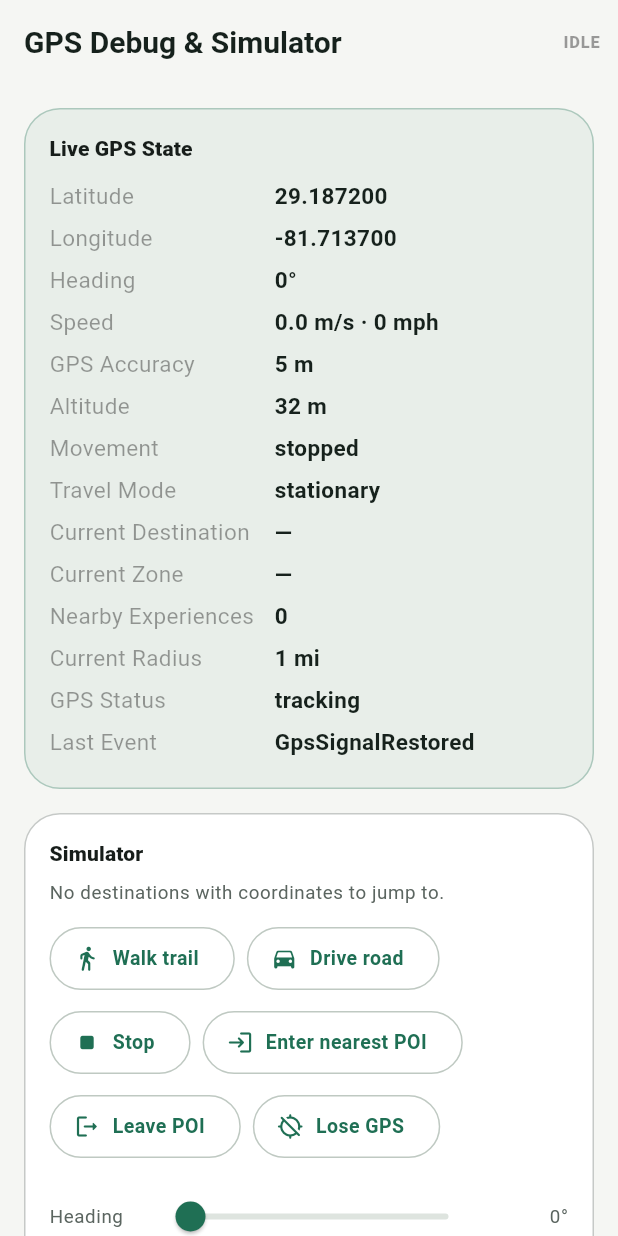
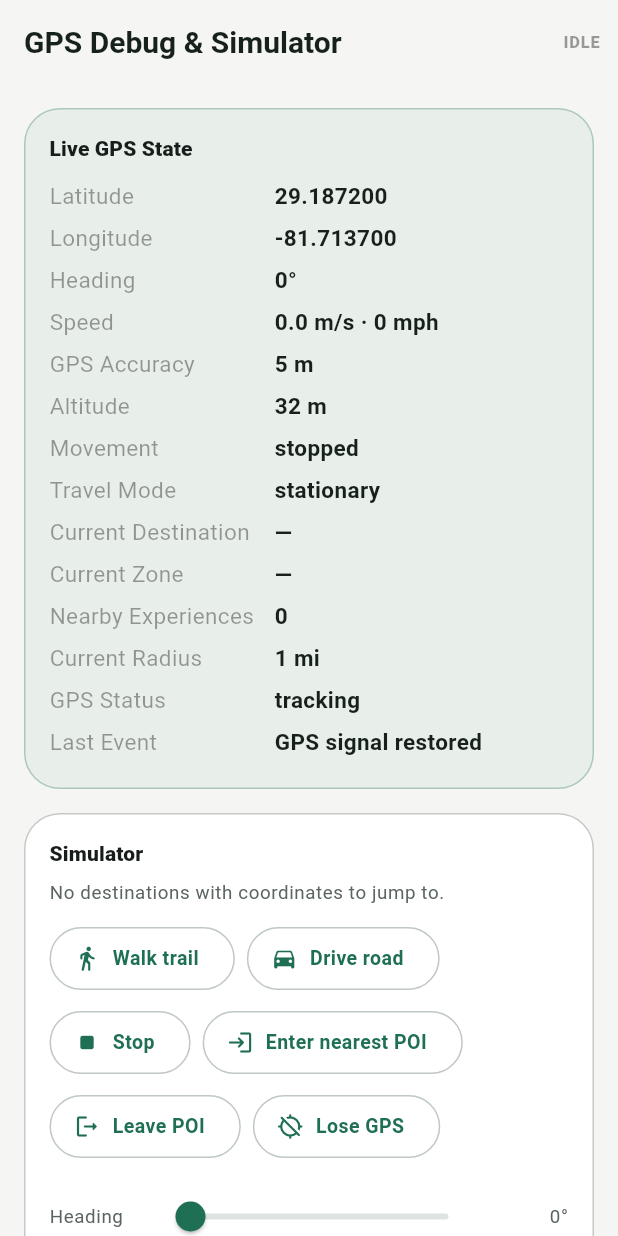
Before and after one commit to trashpin/radio, a Flutter app: the GpsDebugScreen screen opened by its route, on a phone screen of 412 x 824 dp. Run offline on Flutter 3.47's test engine with Material 3 defaults, Android fonts, the phone set to English and light mode, and no system bars; our stand-ins replace audio_service, csv, file_picker, flutter_dotenv, flutter_riverpod, flutter_tts and 5 more; missing offline and left inert: dart_tags; accounts and stored records are empty.

Commit message:
polish(around-me): human-readable Last Event labels in GPS debug panel
runtimeType is minified in release builds; add describeAroundMeEvent() so the
debug panel shows meaningful event names.

Co-authored-by: trashpin <trashpin@users.noreply.github.com>

```diff
--- a/lib/features/around_me/logic/around_me_events.dart
+++ b/lib/features/around_me/logic/around_me_events.dart
@@ -68,3 +68,18 @@ class GpsSignalLost extends AroundMeEvent {
 class GpsSignalRestored extends AroundMeEvent {
   const GpsSignalRestored(super.at);
 }
+
+/// A short human-readable label for an event (safe in release builds, where
+/// `runtimeType` is minified).
+String describeAroundMeEvent(AroundMeEvent e) => switch (e) {
+      NearbyExperiencesUpdated(:final count) => 'Nearby updated ($count)',
+      EnteredPoi(:final name) => 'Entered POI · $name',
+      ExitedPoi(:final name) => 'Exited POI · $name',
+      EnteredTrail(:final name) => 'Entered trail · $name',
+      ExitedTrail(:final name) => 'Exited trail · $name',
+      ZoneChanged(:final zone) => 'Zone changed · ${zone ?? 'none'}',
+      VehicleStopped() => 'Stopped',
+      VehicleMoving() => 'Moving',
+      GpsSignalLost() => 'GPS signal lost',
+      GpsSignalRestored() => 'GPS signal restored',
+    };
--- a/lib/features/around_me/presentation/gps_debug_screen.dart
+++ b/lib/features/around_me/presentation/gps_debug_screen.dart
@@ -6,6 +6,7 @@ import 'package:flutter_riverpod/flutter_riverpod.dart';
 
 import 'package:explorer_os_mobile/core/theme/app_radius.dart';
 import 'package:explorer_os_mobile/core/theme/app_spacing.dart';
+import 'package:explorer_os_mobile/features/around_me/logic/around_me_events.dart';
 import 'package:explorer_os_mobile/features/around_me/providers/around_me_providers.dart';
 import 'package:explorer_os_mobile/features/destinations/providers/destinations_provider.dart';
 import 'package:explorer_os_mobile/features/gps/models/gps_location.dart';
@@ -186,7 +187,10 @@ class _GpsDebugScreenState extends ConsumerState<GpsDebugScreen> {
       ('Nearby Experiences', '$expCount'),
       ('Current Radius', snap.radius.label),
       ('GPS Status', _lost ? 'signal lost' : snap.status.name),
-      ('Last Event', snap.lastEvent?.runtimeType.toString() ?? '—'),
+      (
+        'Last Event',
+        snap.lastEvent == null ? '—' : describeAroundMeEvent(snap.lastEvent!)
+      ),
     ];
 
     return Container(
```
